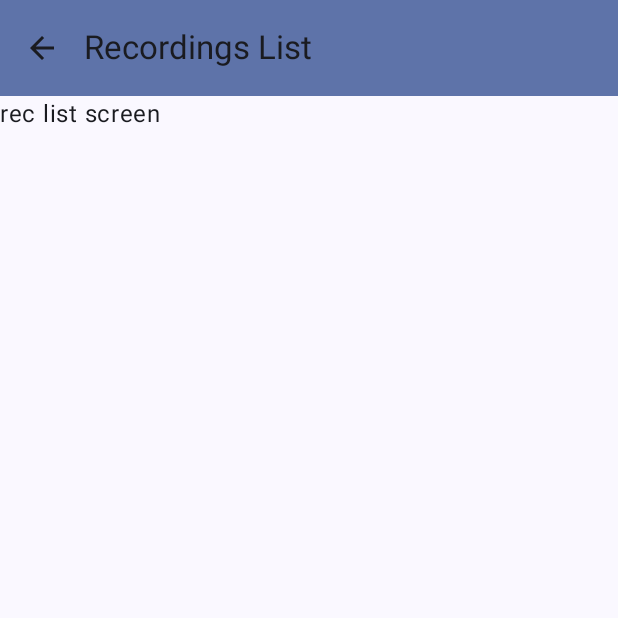
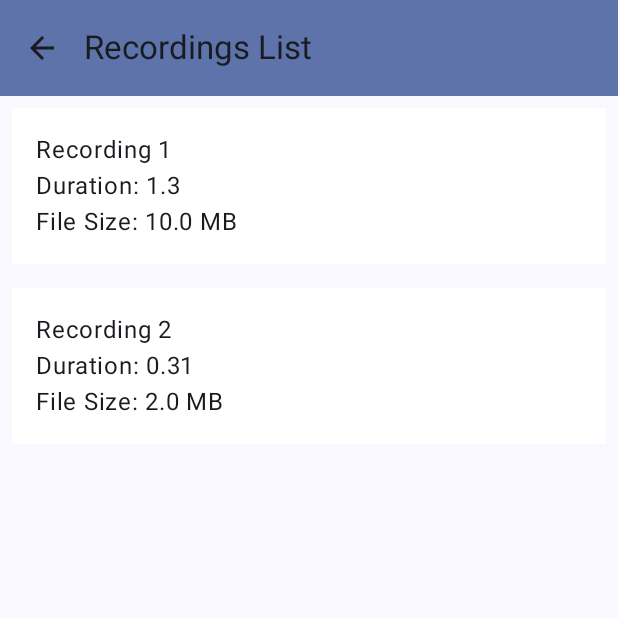
Before and after one commit to hfoley03/PhoneSampler, an Android app built with Jetpack Compose: the RecordingsListScreen screen opened through its navigation route, on a phone screen of 412 x 824 dp, the top half of it. Run offline under Robolectric (Android 15) with nearby library versions, the phone set to English and light mode, and no system bars.

Commit message:
Mult. pages, navigation, recording cards, their lists.

```diff
--- a/app/build.gradle.kts
+++ b/app/build.gradle.kts
@@ -61,6 +61,10 @@ dependencies {
     implementation("androidx.compose.material3:material3")
     implementation("androidx.navigation:navigation-runtime-ktx:2.7.7")
     implementation("androidx.navigation:navigation-compose:2.7.4")
+    implementation("com.google.android.material:material:1.11.0")
+    implementation("io.coil-kt:coil-compose:2.4.0")
+    implementation("com.google.firebase:firebase-firestore-ktx:24.11.1")
+    implementation(    "androidx.compose.material3:material3:1.2.0-beta02")
 
     testImplementation("junit:junit:4.13.2")
     testImplementation("org.mockito:mockito-core:1.+")
--- a/app/src/main/java/com/example/harryerayaudiorecorder/MainActivity.kt
+++ b/app/src/main/java/com/example/harryerayaudiorecorder/MainActivity.kt
@@ -72,7 +72,9 @@ class MainActivity : ComponentActivity() {
     @Preview
     @Composable
     private fun SimpleFrontPagePreview(){
-        SimpleFrontPage(context = this)
+//        SimpleFrontPage(context = this)
+        PhoneSamplerApp(SamplerViewModel())
+
     }
 
     @Composable
--- a/app/src/main/java/com/example/harryerayaudiorecorder/PhoneSamplerScreen.kt
+++ b/app/src/main/java/com/example/harryerayaudiorecorder/PhoneSamplerScreen.kt
@@ -28,6 +28,7 @@ import androidx.navigation.compose.NavHost
 import androidx.navigation.compose.composable
 import androidx.navigation.compose.currentBackStackEntryAsState
 import androidx.navigation.compose.rememberNavController
+import com.example.harryerayaudiorecorder.ui.PlaybackScreen
 import com.example.harryerayaudiorecorder.ui.RecordScreen
 import com.example.harryerayaudiorecorder.ui.RecordingsListScreen
 import com.example.harryerayaudiorecorder.ui.SamplerViewModel
@@ -94,31 +95,38 @@ fun PhoneSamplerApp(
             startDestination = PhoneSamplerScreen.Record.name,
             modifier = Modifier
                 .fillMaxSize()
-                .verticalScroll(rememberScrollState())
+//                .verticalScroll(rememberScrollState())
                 .padding(innerPadding)
         ) {
             composable(route = PhoneSamplerScreen.Record.name) {
                 RecordScreen(
-                    onNextButtonClicked = {
-                        viewModel.setQuantity(it)
+                    onListButtonClicked = {
                         navController.navigate(PhoneSamplerScreen.RecordingsList.name)
                     },
                     modifier = Modifier
                         .fillMaxSize()
                         .padding(dimensionResource(R.dimen.padding_medium))
+
+//                    uiState
                 )
             }
             composable(route = PhoneSamplerScreen.RecordingsList.name) {
                 val context = LocalContext.current
                 RecordingsListScreen(
-                    onNextButtonClicked = { navController.navigate(PhoneSamplerScreen.Playback.name) },
-                    onCancelButtonClicked = {
-                        navController.popBackStack(
-                            PhoneSamplerScreen.Record.name,
-                            inclusive = false
-                        )
+                    onSongButtonClicked = {
+                        viewModel.setSoundCard(it)
+                        navController.navigate(PhoneSamplerScreen.Playback.name)
                     },
+
                     modifier = Modifier.fillMaxHeight()
+                )
+            }
+            composable(route = PhoneSamplerScreen.Playback.name) {
+                PlaybackScreen(
+                    title = uiState.title,
+                    duration = uiState.duration,
+                    filePath = uiState.filePath,
+                    fileSize = uiState.fileSize
                 )
             }
         }
--- a/app/src/main/java/com/example/harryerayaudiorecorder/data/SamplerUiState.kt
+++ b/app/src/main/java/com/example/harryerayaudiorecorder/data/SamplerUiState.kt
@@ -1,6 +1,5 @@
 package com.example.harryerayaudiorecorder.data
 
 data class SamplerUiState (
-    val recordingFileName: String = "",
     val quantity: Int = 0
 )
--- /dev/null
+++ b/app/src/main/java/com/example/harryerayaudiorecorder/data/SoundCard.kt
@@ -0,0 +1,8 @@
+package com.example.harryerayaudiorecorder.data
+
+data class SoundCard(
+    val title: String = "",
+    val duration: Double = 0.0,
+    val filePath: String = "",
+    val fileSize: Double = 0.0,
+    )
--- a/app/src/main/java/com/example/harryerayaudiorecorder/ui/RecordScreen.kt
+++ b/app/src/main/java/com/example/harryerayaudiorecorder/ui/RecordScreen.kt
@@ -1,34 +1,66 @@
 package com.example.harryerayaudiorecorder.ui
 
+import androidx.compose.foundation.background
+import androidx.compose.foundation.layout.Arrangement
+import androidx.compose.foundation.layout.Column
+import androidx.compose.foundation.layout.Row
+import androidx.compose.foundation.layout.fillMaxSize
 import androidx.compose.foundation.layout.fillMaxWidth
+import androidx.compose.foundation.layout.size
 import androidx.compose.foundation.layout.widthIn
 import androidx.compose.material3.Button
+import androidx.compose.material3.ButtonDefaults
 import androidx.compose.material3.Text
 import androidx.compose.runtime.Composable
+import androidx.compose.ui.Alignment
 import androidx.compose.ui.Modifier
+import androidx.compose.ui.graphics.Color
 import androidx.compose.ui.unit.dp
 
 @Composable
 fun RecordScreen(
-    onNextButtonClicked: (Int) -> Unit,
+    onListButtonClicked: () -> Unit,
     modifier: Modifier = Modifier
 ) {
-    Text(text = "Hello this is the record screen")
-    SelectQuantityButton(
-        onClick = {},
-        modifier = Modifier.fillMaxWidth(),
-    )
+
+    Row(modifier = Modifier.fillMaxSize().background(Color.Black),
+        verticalAlignment = Alignment.Top,
+        horizontalArrangement = Arrangement.End) {
+        Button(
+            onClick = onListButtonClicked,
+            modifier = Modifier.size(width = 80.dp, height = 80.dp)
+        ) {
+            Text(text = "List")
+        }
+    }
+    Column(
+        modifier = Modifier.fillMaxSize(),
+        verticalArrangement = Arrangement.Center,
+        horizontalAlignment = Alignment.CenterHorizontally) {
+        Button(
+            colors = ButtonDefaults.buttonColors(containerColor = Color.Red),
+            onClick = { },
+            modifier = Modifier.size(width = 80.dp, height = 80.dp)
+        ) {
+//            Text(text = "Rec")
+        }
+    }
 }
 
 @Composable
-fun SelectQuantityButton(
+fun ListButton(
     onClick: () -> Unit,
     modifier: Modifier = Modifier
 ) {
-    Button(
-        onClick = onClick,
-        modifier = modifier.widthIn(min = 250.dp)
-    ) {
-        Text("im a btn")
+    Column(
+        modifier = Modifier.fillMaxSize(),
+        verticalArrangement = Arrangement.Center,
+        horizontalAlignment = Alignment.CenterHorizontally) {
+        Button(
+            onClick = { },
+            modifier = Modifier.size(width = 80.dp, height = 80.dp)
+        ) {
+            Text(text = "Lists")
+        }
     }
 }
--- a/app/src/main/java/com/example/harryerayaudiorecorder/ui/RecordingsListScreen.kt
+++ b/app/src/main/java/com/example/harryerayaudiorecorder/ui/RecordingsListScreen.kt
@@ -1,14 +1,92 @@
 package com.example.harryerayaudiorecorder.ui
 
+import androidx.compose.foundation.background
+import androidx.compose.foundation.clickable
+import androidx.compose.foundation.layout.Arrangement
+import androidx.compose.foundation.layout.Box
+import androidx.compose.foundation.layout.Column
+import androidx.compose.foundation.layout.PaddingValues
+import androidx.compose.foundation.layout.fillMaxSize
+import androidx.compose.foundation.layout.fillMaxWidth
+import androidx.compose.foundation.layout.height
+import androidx.compose.foundation.layout.padding
+import androidx.compose.foundation.layout.size
+import androidx.compose.foundation.lazy.LazyColumn
+import androidx.compose.foundation.lazy.rememberLazyListState
+import androidx.compose.foundation.verticalScroll
+import androidx.compose.material3.Button
+import androidx.compose.material3.Surface
 import androidx.compose.material3.Text
 import androidx.compose.runtime.Composable
+import androidx.compose.ui.Alignment
 import androidx.compose.ui.Modifier
+import androidx.compose.ui.graphics.Color
+import androidx.compose.ui.unit.dp
+import com.example.harryerayaudiorecorder.data.SoundCard
 
 @Composable
 fun RecordingsListScreen(
-    onCancelButtonClicked: () -> Unit = {},
-    onNextButtonClicked: () -> Unit = {},
+    onSongButtonClicked: (SoundCard) -> Unit,
     modifier: Modifier = Modifier
 ) {
-    Text(text = "rec list screen")
+//    Column(
+//        modifier = Modifier.fillMaxSize(),
+//        verticalArrangement = Arrangement.Center,
+//        horizontalAlignment = Alignment.CenterHorizontally) {
+//        Button(
+//            onClick = onSongButtonClicked,
+//            modifier = Modifier.size(width = 80.dp, height = 80.dp)
+//        ) {
+//            Text(text = "Song")
+//        }
+//    }
+
+    val sc1 = SoundCard("Recording 1", 01.30, "path/to/recording1", 10.0)
+    val sc2 = SoundCard("Recording 2", 00.31, "path/to/recording2", 2.0)
+//    SoundRecordingCard(sc)
+    val soundCards = listOf(
+        sc1,sc2
+    )
+//    SoundRecordingPage(soundCards, { onSongButtonClicked(scList) })
+
+    LazyColumn {
+        items(count = soundCards.size) { index ->
+            val item = soundCards[index]
+            SoundRecordingCard(
+                soundCard = item,
+                onClick = {onSongButtonClicked(item)}
+            )
+        }
+    }
+
 }
+//@Composable
+//fun SoundRecordingPage(soundCards: List<SoundCard>, onSongButtonClicked: () -> Unit) {
+//    LazyColumn {
+//        items(count = soundCards.size) { index ->
+//            val item = soundCards[index]
+//            SoundRecordingCard(soundCard = item, onSongButtonClicked)
+//        }
+//
+//    }
+//}
+@Composable
+fun SoundRecordingCard(soundCard: SoundCard,onClick: () -> Unit) {
+    Surface(
+        color = Color.White,
+//        elevation = 4.dp,
+        modifier = Modifier
+            .fillMaxWidth()
+            .padding(8.dp)
+            .clickable(onClick = onClick)
+    ) {
+        // Your layout for sound recording card
+        Column(
+            modifier = Modifier.padding(16.dp)
+        ) {
+            Text(text = soundCard.title)
+            Text(text = "Duration: ${soundCard.duration}")
+            Text(text = "File Size: ${soundCard.fileSize} MB")
+        }
+    }
+}
--- a/app/src/main/java/com/example/harryerayaudiorecorder/ui/SamplerViewModel.kt
+++ b/app/src/main/java/com/example/harryerayaudiorecorder/ui/SamplerViewModel.kt
@@ -2,6 +2,7 @@ package com.example.harryerayaudiorecorder.ui
 
 import androidx.lifecycle.ViewModel
 import com.example.harryerayaudiorecorder.data.SamplerUiState
+import com.example.harryerayaudiorecorder.data.SoundCard
 import kotlinx.coroutines.flow.MutableStateFlow
 import kotlinx.coroutines.flow.StateFlow
 import kotlinx.coroutines.flow.asStateFlow
@@ -10,20 +11,30 @@ import kotlinx.coroutines.flow.update
 
 class SamplerViewModel : ViewModel() {
 
-    private val _uiState = MutableStateFlow(SamplerUiState())
-    val uiState: StateFlow<SamplerUiState> = _uiState.asStateFlow()
+    private val _uiState = MutableStateFlow(SoundCard())
+    val uiState: StateFlow<SoundCard> = _uiState.asStateFlow()
 
-    fun setRecordingFileName(fileName: String){
+//    fun setSoundCardTitle(fileName: String){
+//        _uiState.update { currentState -> currentState.copy(
+//            title = fileName
+//        ) }
+//    }
+    fun setSoundCard(soundCard: SoundCard){
         _uiState.update { currentState -> currentState.copy(
-            recordingFileName = fileName
+            title = soundCard.title,
+            duration = soundCard.duration,
+            filePath = soundCard.filePath,
+            fileSize = soundCard.fileSize
         ) }
     }
 
-    fun setQuantity(someNumber: Int) {
-        _uiState.update { currentState ->
-            currentState.copy(
-                quantity = someNumber,
-            )
-        }
-    }
+    //TODO : Implement this functions (first calculate or save)
+//    fun setDuration(someNumber: Double) {
+//        _uiState.update { currentState ->
+//            currentState.copy(
+//                duration = someNumber,
+//            )
+//        }
+//    }
+//    fun setFileSize(someNumber: Double) {}
 }
```
Also changed, not shown: app/src/main/java/com/example/harryerayaudiorecorder/model/Track.kt (added, +26 -0 lines), app/src/main/java/com/example/harryerayaudiorecorder/ui/PlaybackScreen.kt (+22 -1 lines), app/src/main/java/com/example/harryerayaudiorecorder/util/Constants.kt (added, +10 -0 lines).
